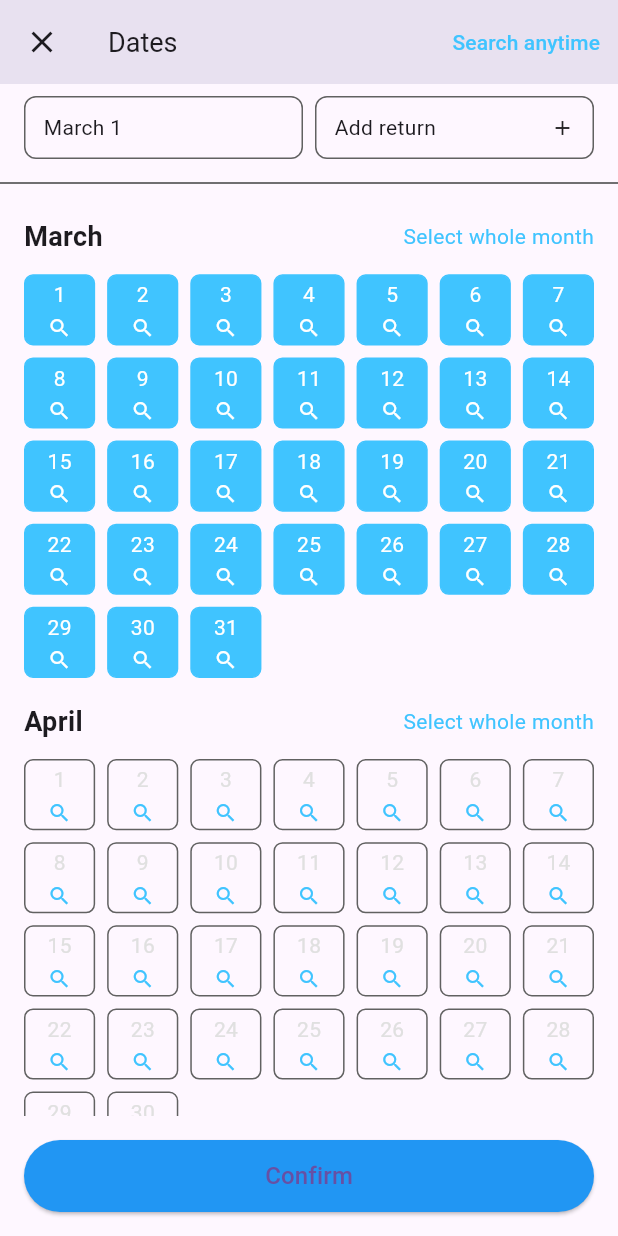
After one commit to sanjaii1/fairyaatra, a Flutter app: the DatePickerScreen screen opened directly, scrolled down 576 dp, after a tap on "Select whole month", on a phone screen of 412 x 824 dp. The commit adds this screen. Run offline on Flutter 3.47's test engine with Material 3 defaults, Android fonts, the phone set to English and light mode, and no system bars.

Commit message:
implement the datepicker

```diff
--- /dev/null
+++ b/lib/src/feature/home/widget/datePicker.dart
@@ -0,0 +1,315 @@
+import 'package:flutter/material.dart';
+
+class DatePickerScreen extends StatefulWidget {
+  @override
+  _DatePickerScreenState createState() => _DatePickerScreenState();
+}
+
+class _DatePickerScreenState extends State<DatePickerScreen> {
+  final Set<String> _selectedDates = {};
+  String _selectedDatesDisplay = "Anytime";
+
+  void _updateSelectedDatesDisplay() {
+    if (_selectedDates.isEmpty) {
+      _selectedDatesDisplay = "Anytime";
+    } else {
+      final sortedDates = _selectedDates.toList()
+        ..sort((a, b) {
+          final aParts = a.split(' ');
+          final bParts = b.split(' ');
+
+          final months = {
+            "January": 1,
+            "February": 2,
+            "March": 3,
+            "April": 4,
+            "May": 5,
+            "June": 6,
+            "July": 7,
+            "August": 8,
+            "September": 9,
+            "October": 10,
+            "November": 11,
+            "December": 12,
+          };
+
+          final aMonth = months[aParts[0]]!;
+          final bMonth = months[bParts[0]]!;
+          final aDay = int.parse(aParts[1]);
+          final bDay = int.parse(bParts[1]);
+
+          if (aMonth != bMonth) {
+            return aMonth.compareTo(bMonth);
+          }
+          return aDay.compareTo(bDay);
+        });
+
+      _selectedDatesDisplay = sortedDates.first;
+    }
+  }
+
+  void _toggleDate(String date) {
+    setState(() {
+      if (_selectedDates.contains(date)) {
+        _selectedDates.remove(date);
+      } else {
+        _selectedDates.add(date);
+      }
+      _updateSelectedDatesDisplay();
+    });
+  }
+
+  void _toggleMonthSelection(String month, int daysInMonth) {
+    setState(() {
+      final monthDates = List.generate(
+        daysInMonth,
+        (index) => "$month ${index + 1}",
+      );
+
+      if (monthDates.every(_selectedDates.contains)) {
+        _selectedDates.removeAll(monthDates);
+      } else {
+        _selectedDates.addAll(monthDates);
+      }
+      _updateSelectedDatesDisplay();
+    });
+  }
+
+  bool isLeapYear(int year) {
+    if (year % 4 != 0) return false;
+    if (year % 100 == 0 && year % 400 != 0) return false;
+    return true;
+  }
+
+  int getDaysInMonth(String month, int year) {
+    switch (month) {
+      case "January":
+      case "March":
+      case "May":
+      case "July":
+      case "August":
+      case "October":
+      case "December":
+        return 31;
+      case "April":
+      case "June":
+      case "September":
+      case "November":
+        return 30;
+      case "February":
+        return isLeapYear(year) ? 29 : 28;
+      default:
+        return 0;
+    }
+  }
+
+  @override
+  Widget build(BuildContext context) {
+    final currentYear = DateTime.now().year;
+    final List<Map<String, dynamic>> months = [
+      {"month": "January", "days": getDaysInMonth("January", currentYear)},
+      {"month": "February", "days": getDaysInMonth("February", currentYear)},
+      {"month": "March", "days": getDaysInMonth("March", currentYear)},
+      {"month": "April", "days": getDaysInMonth("April", currentYear)},
+      {"month": "May", "days": getDaysInMonth("May", currentYear)},
+      {"month": "June", "days": getDaysInMonth("June", currentYear)},
+      {"month": "July", "days": getDaysInMonth("July", currentYear)},
+      {"month": "August", "days": getDaysInMonth("August", currentYear)},
+      {"month": "September", "days": getDaysInMonth("September", currentYear)},
+      {"month": "October", "days": getDaysInMonth("October", currentYear)},
+      {"month": "November", "days": getDaysInMonth("November", currentYear)},
+      {"month": "December", "days": getDaysInMonth("December", currentYear)},
+    ];
+
+    return Scaffold(
+      appBar: AppBar(
+        leading: IconButton(
+          icon: Icon(Icons.close),
+          onPressed: () => Navigator.pop(context),
+        ),
+        title: Text("Dates", style: TextStyle(fontSize: 18)),
+        actions: [
+          TextButton(
+            onPressed: () {
+              print("Search functionality can be added here.");
+            },
+            child: Text(
+              "Search anytime",
+              style: TextStyle(color: Colors.lightBlueAccent),
+            ),
+          ),
+        ],
+      ),
+      body: Column(
+        children: [
+          Padding(
+            padding:
+                const EdgeInsets.symmetric(horizontal: 16.0, vertical: 8.0),
+            child: Row(
+              children: [
+                Expanded(
+                  child: Container(
+                    padding: EdgeInsets.symmetric(horizontal: 12, vertical: 10),
+                    decoration: BoxDecoration(
+                      border: Border.all(color: Colors.grey.shade700),
+                      borderRadius: BorderRadius.circular(8),
+                    ),
+                    child: Text(
+                      _selectedDatesDisplay,
+                      overflow: TextOverflow.ellipsis,
+                      maxLines: 1,
+                      style: TextStyle(fontSize: 14),
+                    ),
+                  ),
+                ),
+                SizedBox(width: 8),
+                Expanded(
+                  child: Container(
+                    padding: EdgeInsets.symmetric(horizontal: 12, vertical: 10),
+                    decoration: BoxDecoration(
+                      border: Border.all(color: Colors.grey.shade700),
+                      borderRadius: BorderRadius.circular(8),
+                    ),
+                    child: Row(
+                      mainAxisAlignment: MainAxisAlignment.spaceBetween,
+                      children: [
+                        Text("Add return"),
+                        Icon(Icons.add, size: 16),
+                      ],
+                    ),
+                  ),
+                ),
+              ],
+            ),
+          ),
+          Divider(color: Colors.grey.shade800),
+          Expanded(
+            child: ListView.builder(
+              padding: EdgeInsets.symmetric(horizontal: 16),
+              itemCount: months.length,
+              itemBuilder: (context, index) {
+                final monthData = months[index];
+                return Padding(
+                  padding: const EdgeInsets.only(bottom: 16.0),
+                  child: MonthView(
+                    month: monthData["month"] as String,
+                    daysInMonth: monthData["days"] as int,
+                    selectedDates: _selectedDates,
+                    onDateToggle: _toggleDate,
+                    onMonthToggle: _toggleMonthSelection,
+                  ),
+                );
+              },
+            ),
+          ),
+          Container(
+            padding: const EdgeInsets.all(16.0),
+            child: ElevatedButton(
+              style: ElevatedButton.styleFrom(
+                backgroundColor: Colors.blue,
+                minimumSize: Size(double.infinity, 48),
+              ),
+              onPressed: () {
+                print("Selected Dates: $_selectedDates");
+              },
+              child: Text("Confirm", style: TextStyle(fontSize: 16)),
+            ),
+          ),
+        ],
+      ),
+    );
+  }
+}
+
+// Ensure MonthView is defined correctly below
+class MonthView extends StatelessWidget {
+  final String month;
+  final int daysInMonth;
+  final Set<String> selectedDates;
+  final Function(String) onDateToggle;
+  final Function(String, int) onMonthToggle;
+
+  const MonthView({
+    required this.month,
+    required this.daysInMonth,
+    required this.selectedDates,
+    required this.onDateToggle,
+    required this.onMonthToggle,
+  });
+
+  @override
+  Widget build(BuildContext context) {
+    return Column(
+      crossAxisAlignment: CrossAxisAlignment.start,
+      children: [
+        Row(
+          mainAxisAlignment: MainAxisAlignment.spaceBetween,
+          children: [
+            Text(
+              month,
+              style: TextStyle(fontSize: 18, fontWeight: FontWeight.bold),
+            ),
+            GestureDetector(
+              onTap: () => onMonthToggle(month, daysInMonth),
+              child: Text(
+                "Select whole month",
+                style: TextStyle(color: Colors.lightBlueAccent),
+              ),
+            ),
+          ],
+        ),
+        SizedBox(height: 12),
+        GridView.builder(
+          shrinkWrap: true,
+          physics: NeverScrollableScrollPhysics(),
+          gridDelegate: SliverGridDelegateWithFixedCrossAxisCount(
+            crossAxisCount: 7,
+            crossAxisSpacing: 8,
+            mainAxisSpacing: 8,
+          ),
+          itemCount: daysInMonth,
+          itemBuilder: (context, index) {
+            final day = index + 1;
+            final dateKey = "$month $day";
+            final isSelected = selectedDates.contains(dateKey);
+
+            return GestureDetector(
+              onTap: () => onDateToggle(dateKey),
+              child: Container(
+                alignment: Alignment.center,
+                decoration: BoxDecoration(
+                  color:
+                      isSelected ? Colors.lightBlueAccent : Colors.transparent,
+                  border: Border.all(
+                    color: isSelected
+                        ? Colors.lightBlueAccent
+                        : Colors.grey.shade700,
+                  ),
+                  borderRadius: BorderRadius.circular(6),
+                ),
+                child: Column(
+                  mainAxisAlignment: MainAxisAlignment.center,
+                  children: [
+                    Text(
+                      day.toString(),
+                      style: TextStyle(
+                        fontSize: 14,
+                        color: isSelected ? Colors.white : Colors.grey.shade300,
+                      ),
+                    ),
+                    SizedBox(height: 4),
+                    Icon(
+                      Icons.search,
+                      size: 16,
+                      color: isSelected ? Colors.white : Colors.lightBlueAccent,
+                    ),
+                  ],
+                ),
+              ),
+            );
+          },
+        ),
+      ],
+    );
+  }
+}
--- a/lib/src/feature/home/widget/flightSearchWidget.dart
+++ b/lib/src/feature/home/widget/flightSearchWidget.dart
@@ -1,3 +1,4 @@
+import 'package:fairyaatra/src/feature/home/widget/datePicker.dart';
 import 'package:fairyaatra/src/feature/home/widget/dateWidget.dart';
 import 'package:fairyaatra/src/feature/home/widget/detailWidget.dart';
 import 'package:fairyaatra/src/feature/home/widget/locationWidget.dart';
@@ -103,10 +104,19 @@ class _FlightsearchwidgetState extends State<Flightsearchwidget> {
                       Row(
                         mainAxisAlignment: MainAxisAlignment.spaceBetween,
                         children: [
-                          const DateWidget(
-                            label: "DEPARTURE",
-                            date: "09 Jan",
-                            day: "Thursday",
+                          GestureDetector(
+                            onTap: () {
+                              Navigator.push(
+                                context,
+                                MaterialPageRoute(
+                                    builder: (context) => DatePickerScreen()),
+                              );
+                            },
+                            child: const DateWidget(
+                              label: "DEPARTURE",
+                              date: "09 Jan",
+                              day: "Thursday",
+                            ),
                           ),
                           if (_selectedTripType ==
                               1) // Show RETURN for Round Trip
```
